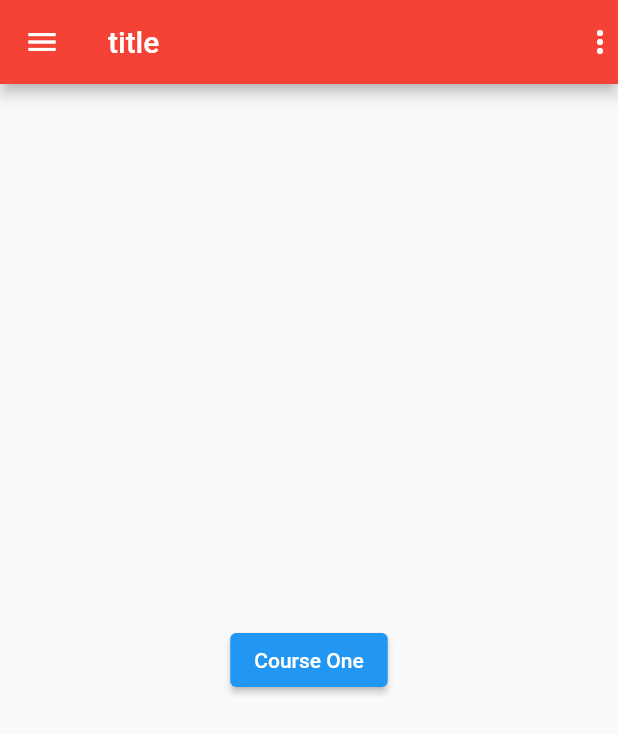
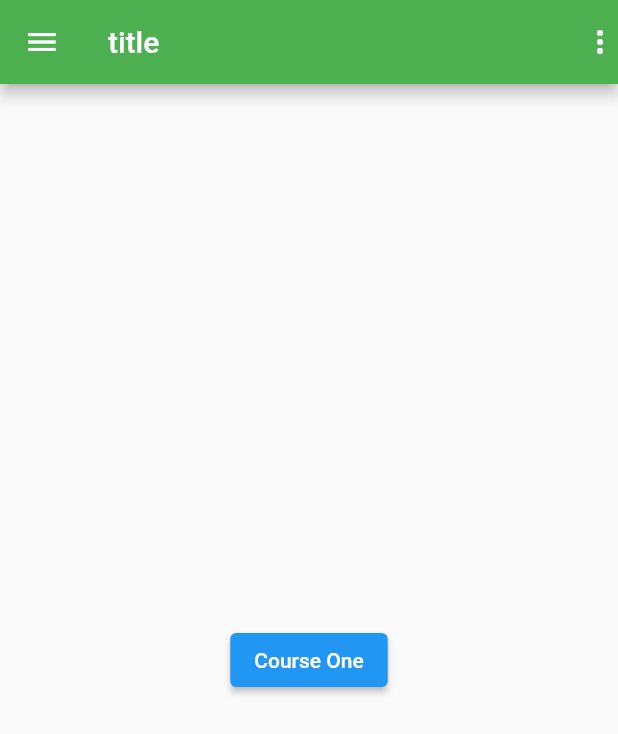
Before and after one commit to yaseengem/path1, a Flutter app: the screen it shows after launch, after a tap on "Launch screen. Launch screen. Launch scr", on a phone screen of 412 x 824 dp. Shown: the top 734 px of the screen. Run offline on Flutter 3.47's test engine with Material 2 defaults, Android fonts, the phone set to English and light mode, and no system bars.

Commit message:
Added green logo file

```diff
--- a/lib/src/pages/home.dart
+++ b/lib/src/pages/home.dart
@@ -20,8 +20,8 @@ class HomeScreen extends StatelessWidget {
         expandedHeight: 80,
         flexibleSpace: FlexibleSpaceBar(
           title: Text('Animated bar'),
-          background:
-              Image.asset('../../../assets/pathlogo.png', fit: BoxFit.cover),
+          background: Image.asset('../../../assets/path_logo_green.png',
+              fit: BoxFit.cover),
         ),
       ),
       SliverFillRemaining(
--- a/lib/src/shared/appbar.dart
+++ b/lib/src/shared/appbar.dart
@@ -1,7 +1,7 @@
 import 'package:flutter/material.dart';
 
 class BaseAppBar extends StatelessWidget implements PreferredSizeWidget {
-  final Color backgroundColor = Colors.red;
+  final Color backgroundColor = Colors.green;
   final Text title;
   final AppBar appBar;
   final List<Widget> widgets;
```
Also changed, not shown: assets/path_logo_green.png (added).
